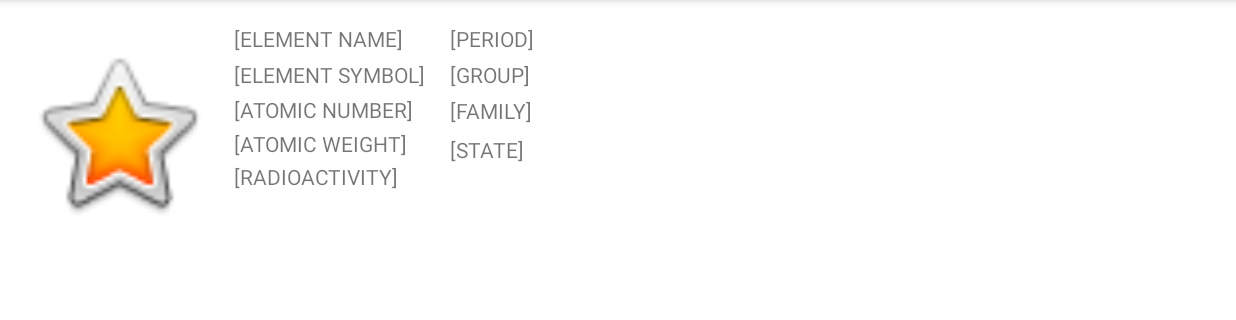
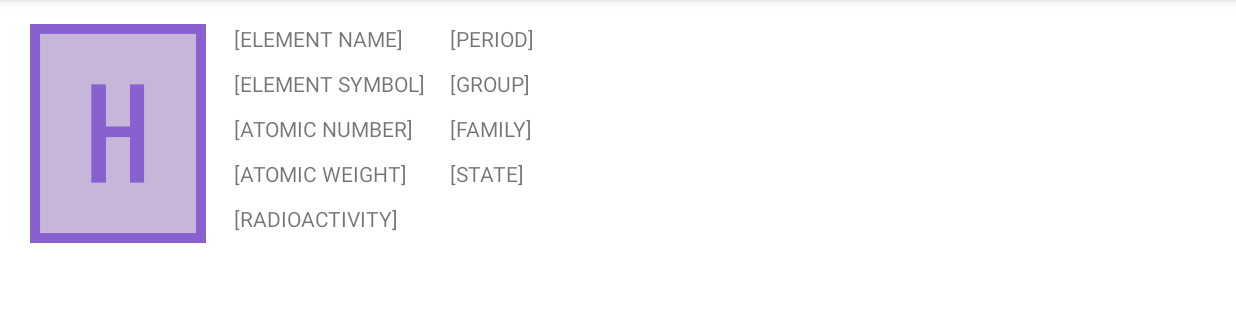
Before and after one commit to rplante/PeriodicPocket, an Android app: the ElementActivity screen opened directly, with no data from a screen before it, on a phone screen of 824 x 412 dp (held sideways), the part 72-392 px from its top. Run offline under Robolectric (Android 15) with nearby library versions, the phone set to English and light mode, and no system bars.

Commit message:
Adjusted layout of UI elements in ElementActivity

```diff
--- a/app/src/main/res/layout/activity_element.xml
+++ b/app/src/main/res/layout/activity_element.xml
@@ -15,7 +15,7 @@
         android:layout_marginTop="16dp"
         app:layout_constraintStart_toStartOf="parent"
         app:layout_constraintTop_toTopOf="parent"
-        app:srcCompat="@android:drawable/btn_star_big_on"
+        app:srcCompat="@drawable/hydrogen"
         android:contentDescription="@string/element_symbol"
         android:onClick="loadInfo"/>
 
@@ -34,17 +34,17 @@
         android:layout_width="wrap_content"
         android:layout_height="wrap_content"
         android:layout_marginStart="156dp"
-        android:layout_marginTop="40dp"
+        android:layout_marginTop="30dp"
         android:text="@string/element_symbol"
         app:layout_constraintStart_toStartOf="parent"
-        app:layout_constraintTop_toTopOf="parent" />
+        app:layout_constraintTop_toTopOf="@id/elementName" />
 
     <TextView
         android:id="@+id/elementNum"
         android:layout_width="wrap_content"
         android:layout_height="wrap_content"
         android:layout_marginStart="156dp"
-        android:layout_marginTop="23dp"
+        android:layout_marginTop="30dp"
         android:text="@string/atomic_number"
         app:layout_constraintStart_toStartOf="parent"
         app:layout_constraintTop_toTopOf="@+id/elementSymbol" />
@@ -54,20 +54,20 @@
         android:layout_width="wrap_content"
         android:layout_height="wrap_content"
         android:layout_marginStart="156dp"
-        android:layout_marginTop="46dp"
+        android:layout_marginTop="30dp"
         android:text="@string/atomic_weight"
         app:layout_constraintStart_toStartOf="parent"
-        app:layout_constraintTop_toTopOf="@+id/elementSymbol" />
+        app:layout_constraintTop_toTopOf="@+id/elementNum" />
 
     <TextView
         android:id="@+id/elementRadioactivity"
         android:layout_width="wrap_content"
         android:layout_height="wrap_content"
         android:layout_marginStart="156dp"
-        android:layout_marginTop="108dp"
+        android:layout_marginTop="30dp"
         android:text="@string/radioactivity"
         app:layout_constraintStart_toStartOf="parent"
-        app:layout_constraintTop_toTopOf="parent" />
+        app:layout_constraintTop_toTopOf="@+id/elementWeight" />
 
     <TextView
         android:id="@+id/elementPeriod"
@@ -84,29 +84,29 @@
         android:layout_width="wrap_content"
         android:layout_height="wrap_content"
         android:layout_marginStart="300dp"
-        android:layout_marginTop="40dp"
+        android:layout_marginTop="30dp"
         android:text="@string/group"
         app:layout_constraintStart_toStartOf="parent"
-        app:layout_constraintTop_toTopOf="parent" />
+        app:layout_constraintTop_toTopOf="@+id/elementPeriod" />
 
     <TextView
         android:id="@+id/elementFamily"
         android:layout_width="wrap_content"
         android:layout_height="wrap_content"
         android:layout_marginStart="300dp"
-        android:layout_marginTop="64dp"
+        android:layout_marginTop="30dp"
         android:text="@string/family"
         app:layout_constraintStart_toStartOf="parent"
-        app:layout_constraintTop_toTopOf="parent" />
+        app:layout_constraintTop_toTopOf="@+id/elementGroup" />
 
     <TextView
         android:id="@+id/elementState"
         android:layout_width="wrap_content"
         android:layout_height="wrap_content"
         android:layout_marginStart="300dp"
-        android:layout_marginTop="90dp"
+        android:layout_marginTop="30dp"
         android:text="@string/state"
         app:layout_constraintStart_toStartOf="parent"
-        app:layout_constraintTop_toTopOf="parent" />
+        app:layout_constraintTop_toTopOf="@+id/elementFamily" />
 
 </android.support.constraint.ConstraintLayout>
```
Also changed, not shown: app/src/main/res/drawable/hydrogen.png (added).
